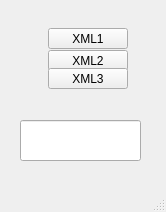
First picture: the form in Sketches_QT/Parsing/Parsing-XML-File/Main_TAF_Parser/mainwindow.ui, repository Den-Git-CPP/Sketches_CPP_QT, before the edit.
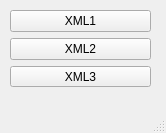
Second picture: the form after the edit.

The edit to the form file:
```diff
--- a/Sketches_QT/Parsing/Parsing-XML-File/Main_TAF_Parser/mainwindow.ui
+++ b/Sketches_QT/Parsing/Parsing-XML-File/Main_TAF_Parser/mainwindow.ui
@@ -7,66 +7,45 @@
     <x>0</x>
     <y>0</y>
     <width>166</width>
-    <height>212</height>
+    <height>133</height>
    </rect>
   </property>
   <property name="windowTitle">
    <string>MainWindow</string>
   </property>
   <widget class="QWidget" name="centralwidget">
+   <widget class="QWidget" name="">
+    <property name="geometry">
+     <rect>
+      <x>10</x>
+      <y>10</y>
+      <width>141</width>
+      <height>77</height>
+     </rect>
+    </property>
+    <layout class="QVBoxLayout" name="verticalLayout">
+     <item>
    <widget class="QPushButton" name="pushButton">
-    <property name="geometry">
-     <rect>
-      <x>48</x>
-      <y>28</y>
-      <width>80</width>
-      <height>21</height>
-     </rect>
-    </property>
     <property name="text">
      <string>XML1</string>
     </property>
    </widget>
+     </item>
+     <item>
    <widget class="QPushButton" name="pushButton_2">
-    <property name="geometry">
-     <rect>
-      <x>48</x>
-      <y>50</y>
-      <width>80</width>
-      <height>21</height>
-     </rect>
-    </property>
     <property name="text">
      <string>XML2</string>
     </property>
    </widget>
-   <widget class="QLineEdit" name="lineEdit">
-    <property name="geometry">
-     <rect>
-      <x>20</x>
-      <y>120</y>
-      <width>121</width>
-      <height>41</height>
-     </rect>
-    </property>
-    <property name="font">
-     <font>
-      <pointsize>22</pointsize>
-     </font>
-    </property>
-   </widget>
+     </item>
+     <item>
    <widget class="QPushButton" name="pushButton_3">
-    <property name="geometry">
-     <rect>
-      <x>48</x>
-      <y>68</y>
-      <width>80</width>
-      <height>21</height>
-     </rect>
-    </property>
     <property name="text">
      <string>XML3</string>
     </property>
+      </widget>
+     </item>
+    </layout>
    </widget>
   </widget>
   <widget class="QMenuBar" name="menubar">
```
Lines whose indentation alone changed are shown as unchanged.
